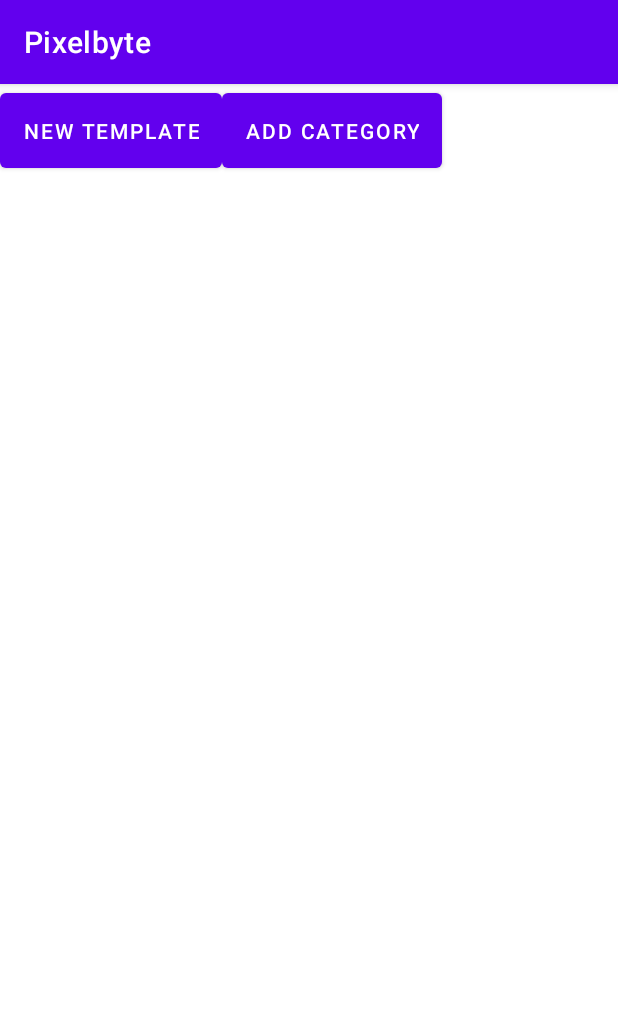
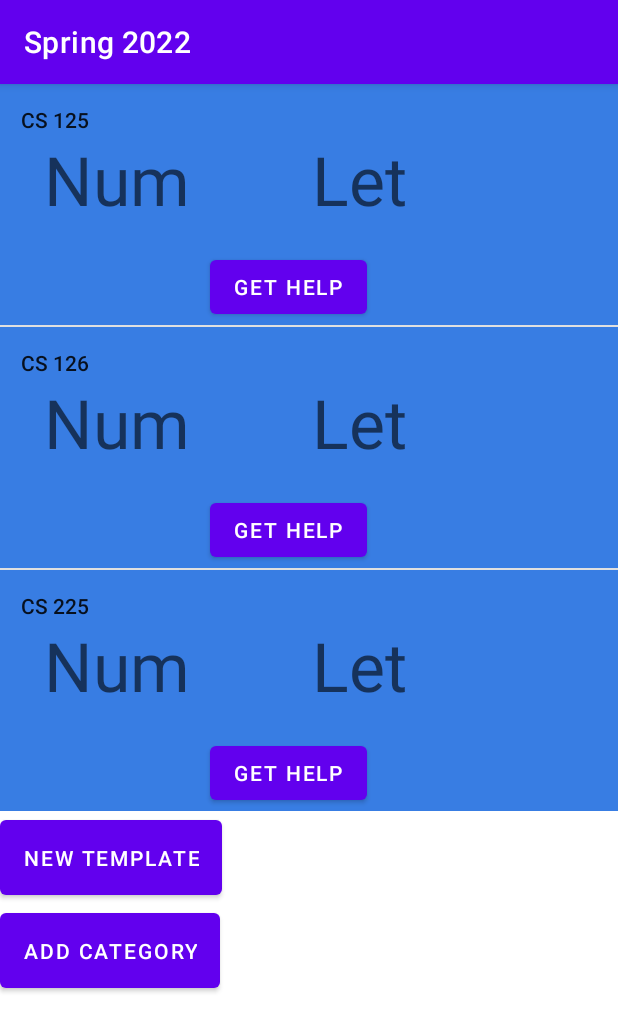
Before and after one commit to sonalimerchia/CS465-Pixelbyte, an Android app: the screen it shows after launch (MainActivity), on a phone screen of 412 x 824 dp. Shown: the top 1032 px of the screen. Run offline under Robolectric (Android 15) with nearby library versions, the phone set to English and light mode, and no system bars.

Commit message:
Kyle activities (#3)
* created act layout pages

* removed buttons

* move classes out of main

* made list work

* fix sizing issues

Co-authored-by: Kyle McNamara <kylegm3@illinois.edu>

```diff
--- a/app/build.gradle
+++ b/app/build.gradle
@@ -37,6 +37,8 @@ dependencies {
     implementation 'androidx.constraintlayout:constraintlayout:2.1.1'
     implementation 'androidx.legacy:legacy-support-v4:1.0.0'
     implementation 'androidx.recyclerview:recyclerview:1.2.0'
+    implementation 'androidx.navigation:navigation-fragment:2.3.5'
+    implementation 'androidx.navigation:navigation-ui:2.3.5'
     testImplementation 'junit:junit:4.+'
     androidTestImplementation 'androidx.test.ext:junit:1.1.3'
     androidTestImplementation 'androidx.test.espresso:espresso-core:3.4.0'
--- /dev/null
+++ b/app/src/main/java/edu/illinois/cs465/pixelbyte/ClassList/ClassListAdapter.java
@@ -0,0 +1,72 @@
+package edu.illinois.cs465.pixelbyte.ClassList;
+
+import android.content.Context;
+import android.view.LayoutInflater;
+import android.view.View;
+import android.view.ViewGroup;
+import android.widget.ArrayAdapter;
+import android.widget.Button;
+import android.widget.TextView;
+
+import java.util.List;
+
+import edu.illinois.cs465.pixelbyte.R;
+import edu.illinois.cs465.pixelbyte.categoryCreation.TemplateCategory;
+
+class ListElem {
+    TextView className;
+    TextView letterGrade;
+    TextView numberGrade;
+    Button getHelp;
+}
+
+class Class {
+    String className;
+    String letterGrade;
+    String numberGrade;
+
+    public Class(String classname, String let, String num) {
+        className = classname;
+        letterGrade = let;
+        numberGrade = num;
+    }
+}
+
+public class ClassListAdapter extends ArrayAdapter<String> {
+    public ClassListAdapter(Context context, List<String> objects) {
+        super(context, 0, objects);
+    }
+
+    // Return an integer representing the type by fetching the enum type ordinal
+    @Override
+    public int getItemViewType(int position) {
+        return 0;
+    }
+
+    // Total number of types is the number of enum values
+    @Override
+    public int getViewTypeCount() {
+        return 1;
+    }
+
+    private View getInflatedLayoutForType(int type) {
+        return LayoutInflater.from(getContext()).inflate(R.layout.list_elem, null);
+    }
+
+    @Override
+    public View getView(int position, View convertView, ViewGroup parent) {
+        String className = getItem(position);
+
+        if (convertView == null) {
+            int type = getItemViewType(position);
+            convertView = getInflatedLayoutForType(type);
+        }
+
+        TextView classLabel = (TextView) convertView.findViewById(R.id.classname);
+        if (classLabel != null && className != null && className.length() > 0) {
+            classLabel.setText(className);
+        }
+
+        return convertView;
+    }
+}
--- a/app/src/main/java/edu/illinois/cs465/pixelbyte/MainActivity.java
+++ b/app/src/main/java/edu/illinois/cs465/pixelbyte/MainActivity.java
@@ -2,33 +2,62 @@ package edu.illinois.cs465.pixelbyte;
 
 import androidx.appcompat.app.AppCompatActivity;
 
+import android.content.Context;
 import android.content.Intent;
 import android.os.Bundle;
 import android.view.View;
 import android.widget.Button;
+import android.widget.ListView;
+import android.widget.TextView;
 
-import com.google.android.material.bottomsheet.BottomSheetDialog;
+import java.util.ArrayList;
+import java.util.Arrays;
 import com.google.android.material.bottomsheet.BottomSheetDialogFragment;
+
+import edu.illinois.cs465.pixelbyte.ClassList.ClassListAdapter;
+import edu.illinois.cs465.pixelbyte.categoryCreation.CategoryArrayAdapter;
+import edu.illinois.cs465.pixelbyte.categoryCreation.TemplateCategory;
 
 public class MainActivity extends AppCompatActivity implements View.OnClickListener {
     BottomSheetDialogFragment openDialog;
+    private ListView classList;
+    private String currentSemester;
+    private ArrayList<String> classes; //each elem = class name, letter, number
 
     @Override
     protected void onCreate(Bundle savedInstanceState) {
         super.onCreate(savedInstanceState);
         setContentView(R.layout.activity_main);
 
-//        Intent move = new Intent(this, AddCategory.class);
-//        startActivity(move);
-
-
         Button openDialogButton = (Button) findViewById(R.id.open_template);
         openDialogButton.setOnClickListener(this);
 
         openDialogButton = (Button) findViewById((R.id.add_category));
         openDialogButton.setOnClickListener(this);
-//
-//        openDialog(BottomSheetCodes.NewTemplatePreview, "New Template");
+
+        //stuff to grab from other screens TODO: connect it all
+        currentSemester = "Spring 2022";
+        //classes = new ArrayList<Class>(Arrays.asList(new Class("CS 125", "A", "95.5%")));
+        classes = new ArrayList<String>(Arrays.asList("CS 125", "CS 126", "CS 225"));
+
+        // Create adapter to interpret data
+
+        getSupportActionBar().setTitle(currentSemester);
+
+        //setup listview
+        classList = (ListView) findViewById(R.id.classlist);
+        TextView noClasses = (TextView) this.findViewById(R.id.noclasses);
+
+        if (classes.size() == 0) {
+            noClasses.setVisibility(View.VISIBLE);
+            classList.setVisibility(View.INVISIBLE);
+        } else {
+            classList.setVisibility(View.VISIBLE);
+            noClasses.setVisibility(View.INVISIBLE);
+
+            ClassListAdapter adapter = new ClassListAdapter(this, classes);
+            classList.setAdapter(adapter);
+        }
     }
 
     private void openDialog(BottomSheetCodes code, String bottomSheetName) {
@@ -42,6 +71,8 @@ public class MainActivity extends AppCompatActivity implements View.OnClickListe
         }
 
         openDialog.show(getSupportFragmentManager(), bottomSheetName);
+
+
     }
 
     public void onClick(View v) {
--- a/app/src/main/res/layout/activity_main.xml
+++ b/app/src/main/res/layout/activity_main.xml
@@ -1,27 +1,44 @@
 <?xml version="1.0" encoding="utf-8"?>
-<LinearLayout xmlns:android="http://schemas.android.com/apk/res/android"
+    <LinearLayout
+        xmlns:android="http://schemas.android.com/apk/res/android"
         xmlns:app="http://schemas.android.com/apk/res-auto"
         xmlns:tools="http://schemas.android.com/tools"
+        tools:ignore="MissingClass"
+        tools:context=".MainActivity"
         android:layout_width="match_parent"
-    android:layout_height="match_parent"
-    tools:context=".MainActivity">
+        android:layout_height="fill_parent"
+        android:gravity="top"
+        android:orientation="vertical">
 
+        <ListView
+            android:id="@+id/classlist"
+            android:layout_width="match_parent"
+            android:layout_height="wrap_content"
+            android:foregroundGravity="center" />
 
 
         <Button
+            android:id="@+id/open_template"
             android:layout_width="wrap_content"
             android:layout_height="wrap_content"
             android:padding="15dp"
-        android:id="@+id/open_template"
-        android:text="New Template"
-        />
+            android:text="New Template" />
 
         <Button
+            android:id="@+id/add_category"
             android:layout_width="wrap_content"
             android:layout_height="wrap_content"
             android:padding="15dp"
-        android:id="@+id/add_category"
-        android:text="Add Category"
-        />
+            android:text="Add Category" />
+
+        <TextView
+            android:id="@+id/noclasses"
+            android:layout_width="wrap_content"
+            android:layout_height="wrap_content"
+            android:text="No Classes :)"
+            app:layout_constraintBottom_toBottomOf="parent"
+            app:layout_constraintLeft_toLeftOf="parent"
+            app:layout_constraintRight_toRightOf="parent"
+            app:layout_constraintTop_toTopOf="parent" />
 
     </LinearLayout>
--- /dev/null
+++ b/app/src/main/res/layout/list_elem.xml
@@ -0,0 +1,69 @@
+<?xml version="1.0" encoding="utf-8"?>
+<androidx.constraintlayout.widget.ConstraintLayout xmlns:android="http://schemas.android.com/apk/res/android"
+    xmlns:app="http://schemas.android.com/apk/res-auto"
+    xmlns:tools="http://schemas.android.com/tools"
+    android:layout_width="300dp"
+    android:layout_height="200dp"
+    android:layout_marginRight="20dp"
+    android:layout_marginLeft="20dp"
+    android:layout_marginTop="20dp"
+    android:layout_marginBottom="20dp"
+    android:background="#387DE3"
+    android:gravity="center">
+
+    <TextView
+        android:id="@+id/classname"
+        android:layout_width="0dp"
+        android:layout_height="wrap_content"
+        android:layout_marginStart="14dp"
+        android:layout_marginTop="14dp"
+        android:layout_marginEnd="22dp"
+        android:layout_marginBottom="78dp"
+        android:text="class name"
+        android:textAppearance="@style/TextAppearance.AppCompat.Body2"
+        app:layout_constraintBottom_toTopOf="@+id/gethelp"
+        app:layout_constraintEnd_toEndOf="@+id/numgrade"
+        app:layout_constraintStart_toStartOf="parent"
+        app:layout_constraintTop_toTopOf="parent" />
+
+
+        <TextView
+            android:id="@+id/numgrade"
+            android:layout_width="0dp"
+            android:layout_height="0dp"
+            android:layout_marginStart="29dp"
+            android:layout_marginEnd="24dp"
+            android:layout_marginBottom="57dp"
+            android:text="Num"
+            android:textAppearance="@style/TextAppearance.AppCompat.Display2"
+            app:layout_constraintBottom_toBottomOf="parent"
+            app:layout_constraintEnd_toStartOf="@+id/lettergrade"
+            app:layout_constraintStart_toStartOf="parent"
+            app:layout_constraintTop_toBottomOf="@+id/classname" />
+
+        <TextView
+            android:id="@+id/lettergrade"
+            android:layout_width="0dp"
+            android:layout_height="86dp"
+            android:layout_marginEnd="49dp"
+            android:text="Let"
+            android:textAppearance="@style/TextAppearance.AppCompat.Display2"
+            app:layout_constraintBaseline_toBaselineOf="@+id/numgrade"
+            app:layout_constraintEnd_toEndOf="parent"
+            app:layout_constraintStart_toEndOf="@+id/numgrade" />
+
+
+        <Button
+            android:id="@+id/gethelp"
+            android:layout_width="wrap_content"
+            android:layout_height="wrap_content"
+            android:layout_marginStart="60dp"
+            android:layout_marginEnd="68dp"
+            android:layout_marginBottom="1dp"
+            android:text="Get Help"
+            app:layout_constraintBottom_toBottomOf="parent"
+            app:layout_constraintEnd_toEndOf="@+id/lettergrade"
+            app:layout_constraintStart_toStartOf="@+id/numgrade"
+            app:layout_constraintTop_toBottomOf="@+id/classname" />
+
+</androidx.constraintlayout.widget.ConstraintLayout>
--- /dev/null
+++ b/app/src/main/res/values-land/dimens.xml
@@ -0,0 +1,3 @@
+<resources>
+    <dimen name="fab_margin">48dp</dimen>
+</resources>
--- /dev/null
+++ b/app/src/main/res/values-w1240dp/dimens.xml
@@ -0,0 +1,3 @@
+<resources>
+    <dimen name="fab_margin">200dp</dimen>
+</resources>
--- /dev/null
+++ b/app/src/main/res/values-w600dp/dimens.xml
@@ -0,0 +1,3 @@
+<resources>
+    <dimen name="fab_margin">48dp</dimen>
+</resources>
--- a/app/src/main/res/values/dimens.xml
+++ b/app/src/main/res/values/dimens.xml
@@ -3,4 +3,5 @@
     <dimen name="text_margin">16dp</dimen>
     <dimen name="list_item_spacing">16dp</dimen>
     <dimen name="list_item_spacing_half">8dp</dimen>
+    <dimen name="fab_margin">16dp</dimen>
 </resources>
```
Also changed, not shown: app/src/main/java/edu/illinois/cs465/pixelbyte/profileActivity.java (added, +14 -0 lines), app/src/main/res/layout/activity_profile.xml (added, +9 -0 lines), app/src/main/res/navigation/nav_graph.xml (added, +28 -0 lines), app/src/main/res/values/strings.xml (+11 -0 lines), app/src/main/res/values/themes.xml (+9 -0 lines), gradle.properties (+7 -10 lines). Lines whose indentation alone changed are shown as unchanged.
